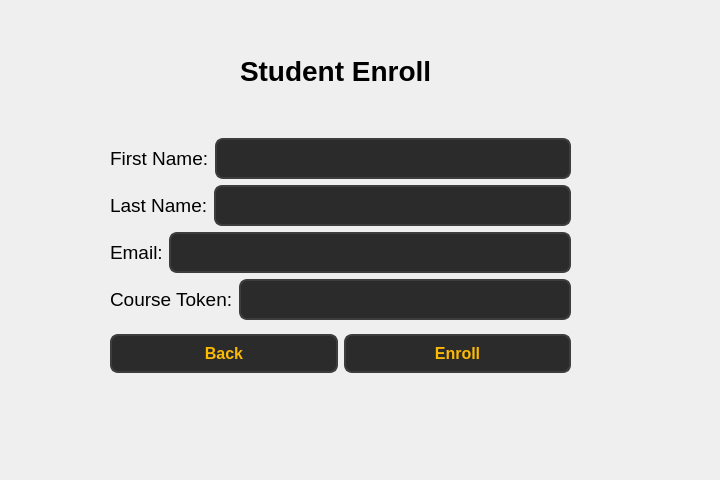
Above: ui/student/student_enroll_window.ui from Soham1117/elearningApp before the change. Below: the same form after it.
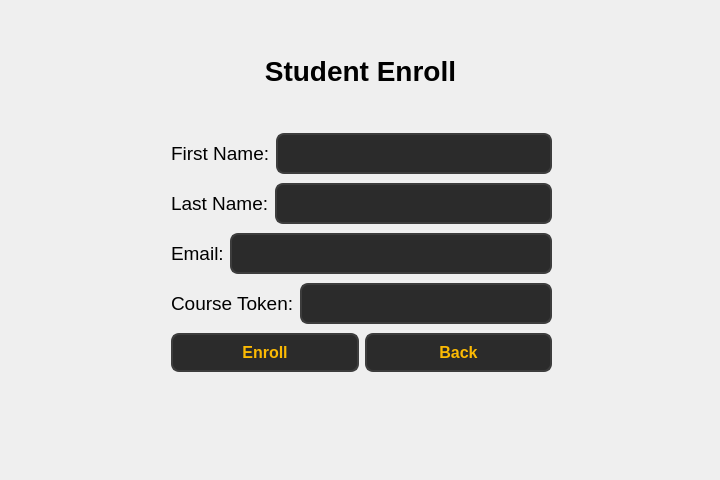
That is the form after the change.

Commit message: student signin signup enroll logic

```diff
--- a/ui/student/student_enroll_window.ui
+++ b/ui/student/student_enroll_window.ui
@@ -16,9 +16,9 @@
   <widget class="QLabel" name="label">
    <property name="geometry">
     <rect>
-     <x>240</x>
+     <x>140</x>
      <y>50</y>
-     <width>191</width>
+     <width>441</width>
      <height>41</height>
     </rect>
    </property>
@@ -31,18 +31,19 @@
    <property name="text">
     <string>Student Enroll</string>
    </property>
+   <property name="alignment">
+    <set>Qt::AlignmentFlag::AlignCenter</set>
+   </property>
   </widget>
   <widget class="QWidget" name="">
    <property name="geometry">
     <rect>
-     <x>110</x>
+     <x>171</x>
      <y>130</y>
-     <width>461</width>
-     <height>252</height>
+     <width>381</width>
+     <height>250</height>
     </rect>
    </property>
-   <layout class="QVBoxLayout" name="verticalLayout_2">
-    <item>
      <layout class="QVBoxLayout" name="verticalLayout">
       <item>
        <layout class="QHBoxLayout" name="horizontalLayout_2">
@@ -87,7 +88,7 @@
        </layout>
       </item>
       <item>
-       <layout class="QHBoxLayout" name="horizontalLayout">
+     <layout class="QHBoxLayout" name="horizontalLayout_3">
         <item>
          <widget class="QLabel" name="label_4">
           <property name="font">
@@ -129,7 +130,7 @@
        </layout>
       </item>
       <item>
-       <layout class="QHBoxLayout" name="horizontalLayout_3">
+     <layout class="QHBoxLayout" name="horizontalLayout_4">
         <item>
          <widget class="QLabel" name="label_5">
           <property name="font">
@@ -171,7 +172,7 @@
        </layout>
       </item>
       <item>
-       <layout class="QHBoxLayout" name="horizontalLayout_4">
+     <layout class="QHBoxLayout" name="horizontalLayout_5">
         <item>
          <widget class="QLabel" name="label_3">
           <property name="font">
@@ -215,40 +216,8 @@
         </item>
        </layout>
       </item>
-     </layout>
-    </item>
     <item>
-     <layout class="QHBoxLayout" name="horizontalLayout_5">
-      <item>
-       <widget class="QPushButton" name="pushButton_back">
-        <property name="styleSheet">
-         <string notr="true">QPushButton {
-        background-color: #2b2b2b;  
-        color: #fcba03;              
-        border: 2px solid #3d3d3d;      
-        border-radius: 8px;          
-        padding: 8px 16px;            
-        font-size: 16px;            
-        font-weight: bold;
-    
-    }
-
-    QPushButton:hover {
-        background-color: #fcba03;
-		 color: #000000;
-        border: 2px solid #5a5a5a;    
-    }
-
-    QPushButton:pressed {
-        background-color: #1a1a1a;      
-        border: 2px solid #2b2b2b;      
-    }</string>
-        </property>
-        <property name="text">
-         <string>Back</string>
-        </property>
-       </widget>
-      </item>
+     <layout class="QHBoxLayout" name="horizontalLayout">
       <item>
        <widget class="QPushButton" name="pushButton">
         <property name="styleSheet">
@@ -279,6 +248,36 @@
         </property>
        </widget>
       </item>
+      <item>
+       <widget class="QPushButton" name="pushButton_back">
+        <property name="styleSheet">
+         <string notr="true">QPushButton {
+        background-color: #2b2b2b;  
+        color: #fcba03;              
+        border: 2px solid #3d3d3d;      
+        border-radius: 8px;          
+        padding: 8px 16px;            
+        font-size: 16px;            
+        font-weight: bold;
+    
+    }
+
+    QPushButton:hover {
+        background-color: #fcba03;
+		 color: #000000;
+        border: 2px solid #5a5a5a;    
+    }
+
+    QPushButton:pressed {
+        background-color: #1a1a1a;      
+        border: 2px solid #2b2b2b;      
+    }</string>
+        </property>
+        <property name="text">
+         <string>Back</string>
+        </property>
+       </widget>
+      </item>
      </layout>
     </item>
    </layout>
```
Lines whose indentation alone changed are shown as unchanged. The commit also changes 27 other files.
